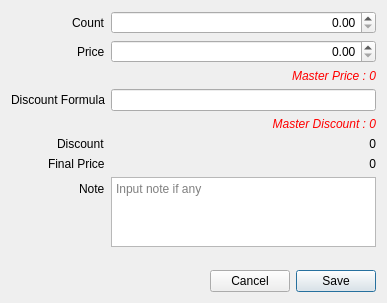
Above: libgui/cashier/editpricecountdialog.ui from apinprastya/sultan before the change. Below: the same form after it.
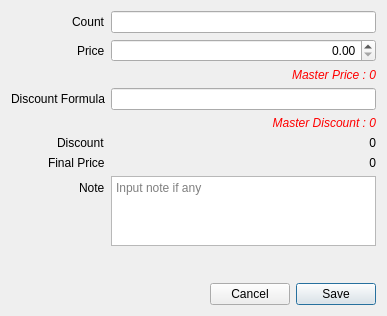
That is the form after the change. Custom widgets are drawn as their Qt base class.

Diff of the .ui file:
```diff
--- a/libgui/cashier/editpricecountdialog.ui
+++ b/libgui/cashier/editpricecountdialog.ui
@@ -7,7 +7,7 @@
     <x>0</x>
     <y>0</y>
     <width>387</width>
-    <height>303</height>
+    <height>316</height>
    </rect>
   </property>
   <property name="windowTitle">
@@ -26,16 +26,6 @@
        </property>
       </widget>
      </item>
-     <item row="0" column="1">
-      <widget class="QDoubleSpinBox" name="doubleCount">
-       <property name="alignment">
-        <set>Qt::AlignRight|Qt::AlignTrailing|Qt::AlignVCenter</set>
-       </property>
-       <property name="maximum">
-        <double>1000000000.000000000000000</double>
-       </property>
-      </widget>
-     </item>
      <item row="1" column="0">
       <widget class="QLabel" name="label_2">
        <property name="text">
@@ -146,6 +136,9 @@
        </property>
       </widget>
      </item>
+     <item row="0" column="1">
+      <widget class="LibGUI::MoneyLineEdit" name="doubleCount"/>
+     </item>
     </layout>
    </item>
    <item>
@@ -200,6 +193,13 @@
    </item>
   </layout>
  </widget>
+ <customwidgets>
+  <customwidget>
+   <class>LibGUI::MoneyLineEdit</class>
+   <extends>QLineEdit</extends>
+   <header>moneylineedit.h</header>
+  </customwidget>
+ </customwidgets>
  <tabstops>
   <tabstop>doubleCount</tabstop>
   <tabstop>doublePrice</tabstop>
```
Left out of the diff: 2 changed lines with no effect on the pictures.
